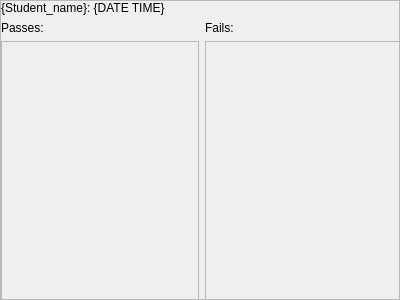
dsleep/sofa, file applications/sofa/gui/qt/report.ui: the form before one commit.
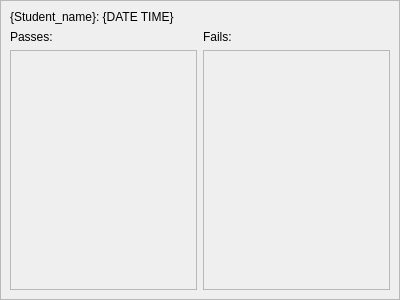
The form after the commit.

Commit message: created a login window of users, made report responsive, still has bugs to be fixed

Patch:
```diff
--- a/applications/sofa/gui/qt/report.ui
+++ b/applications/sofa/gui/qt/report.ui
@@ -11,7 +11,16 @@
    </rect>
   </property>
   <property name="windowTitle">
-   <string>ScrollArea</string>
+   <string>Student Performance Report</string>
+  </property>
+  <property name="verticalScrollBarPolicy">
+   <enum>Qt::ScrollBarAsNeeded</enum>
+  </property>
+  <property name="horizontalScrollBarPolicy">
+   <enum>Qt::ScrollBarAsNeeded</enum>
+  </property>
+  <property name="sizeAdjustPolicy">
+   <enum>QAbstractScrollArea::AdjustToContents</enum>
   </property>
   <property name="widgetResizable">
    <bool>true</bool>
@@ -25,16 +34,7 @@
      <height>298</height>
     </rect>
    </property>
-   <widget class="QWidget" name="verticalWidget" native="true">
-    <property name="geometry">
-     <rect>
-      <x>0</x>
-      <y>0</y>
-      <width>401</width>
-      <height>301</height>
-     </rect>
-    </property>
-    <layout class="QVBoxLayout" name="verticalLayout">
+   <layout class="QVBoxLayout" name="verticalLayout_2">
      <item>
       <widget class="QLabel" name="StudentLabel">
        <property name="text">
@@ -52,8 +52,6 @@
       </widget>
      </item>
      <item>
-      <layout class="QHBoxLayout" name="horizontalLayout">
-       <item>
         <layout class="QGridLayout" name="gridLayout">
          <item row="0" column="0">
           <widget class="QLabel" name="SuccLabel">
@@ -71,66 +69,78 @@
          </item>
          <item row="1" column="1">
           <widget class="QScrollArea" name="ErrorArea">
+        <property name="verticalScrollBarPolicy">
+         <enum>Qt::ScrollBarAsNeeded</enum>
+        </property>
+        <property name="sizeAdjustPolicy">
+         <enum>QAbstractScrollArea::AdjustToContents</enum>
+        </property>
            <property name="widgetResizable">
             <bool>true</bool>
            </property>
-           <widget class="QWidget" name="ErrorList">
+        <property name="alignment">
+         <set>Qt::AlignCenter</set>
+        </property>
+        <widget class="QWidget" name="ErrList">
+         <property name="enabled">
+          <bool>false</bool>
+         </property>
             <property name="geometry">
              <rect>
               <x>0</x>
               <y>0</y>
               <width>188</width>
-              <height>255</height>
-             </rect>
-            </property>
-            <widget class="QWidget" name="verticalLayoutWidget">
-             <property name="geometry">
-              <rect>
-               <x>-1</x>
-               <y>-1</y>
-               <width>191</width>
-               <height>261</height>
-              </rect>
-             </property>
+           <height>254</height>
+          </rect>
+         </property>
+         <layout class="QVBoxLayout" name="verticalLayout_3">
+          <item>
              <layout class="QVBoxLayout" name="ErrBox"/>
-            </widget>
+          </item>
+         </layout>
            </widget>
           </widget>
          </item>
          <item row="1" column="0">
           <widget class="QScrollArea" name="PassArea">
+        <property name="verticalScrollBarPolicy">
+         <enum>Qt::ScrollBarAsNeeded</enum>
+        </property>
+        <property name="sizeAdjustPolicy">
+         <enum>QAbstractScrollArea::AdjustToContents</enum>
+        </property>
            <property name="widgetResizable">
             <bool>true</bool>
            </property>
+        <property name="alignment">
+         <set>Qt::AlignCenter</set>
+        </property>
            <widget class="QWidget" name="PassList">
             <property name="geometry">
              <rect>
               <x>0</x>
               <y>0</y>
-              <width>189</width>
-              <height>255</height>
-             </rect>
-            </property>
-            <widget class="QWidget" name="verticalLayoutWidget_2">
-             <property name="geometry">
-              <rect>
-               <x>-1</x>
-               <y>-1</y>
-               <width>191</width>
-               <height>261</height>
-              </rect>
-             </property>
+           <width>188</width>
+           <height>254</height>
+          </rect>
+         </property>
+         <property name="sizePolicy">
+          <sizepolicy hsizetype="Expanding" vsizetype="Expanding">
+           <horstretch>0</horstretch>
+           <verstretch>0</verstretch>
+          </sizepolicy>
+         </property>
+         <layout class="QVBoxLayout" name="verticalLayout">
+          <item>
              <layout class="QVBoxLayout" name="PassBox"/>
-            </widget>
-           </widget>
-          </widget>
+          </item>
+         </layout>
+        </widget>
+       </widget>
          </item>
         </layout>
        </item>
       </layout>
-     </item>
-    </layout>
-   </widget>
   </widget>
  </widget>
  <resources/>
```
Left out of the diff: 6 changed lines with no effect on the pictures. Lines whose indentation alone changed are shown as unchanged. The commit also changes 8 other files.
